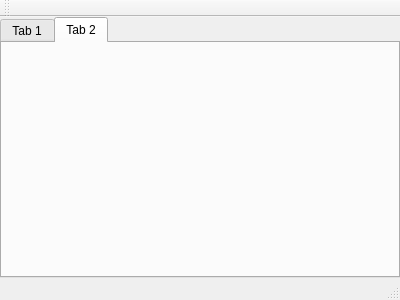
Before: the Qt Designer form mainwindow.ui in siborion/siborion_american_scan, drawn with Qt 5.
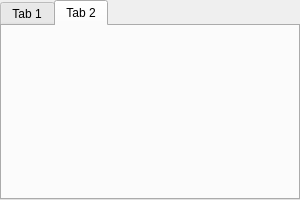
After: the same form once the commit is applied.

The edit to the form file:
```diff
--- a/mainwindow.ui
+++ b/mainwindow.ui
@@ -6,8 +6,8 @@
    <rect>
     <x>0</x>
     <y>0</y>
-    <width>400</width>
-    <height>300</height>
+    <width>300</width>
+    <height>200</height>
    </rect>
   </property>
   <property name="windowTitle">
@@ -50,25 +50,6 @@
     </item>
    </layout>
   </widget>
-  <widget class="QMenuBar" name="menuBar">
-   <property name="geometry">
-    <rect>
-     <x>0</x>
-     <y>0</y>
-     <width>400</width>
-     <height>18</height>
-    </rect>
-   </property>
-  </widget>
-  <widget class="QToolBar" name="mainToolBar">
-   <attribute name="toolBarArea">
-    <enum>TopToolBarArea</enum>
-   </attribute>
-   <attribute name="toolBarBreak">
-    <bool>false</bool>
-   </attribute>
-  </widget>
-  <widget class="QStatusBar" name="statusBar"/>
  </widget>
  <layoutdefault spacing="6" margin="11"/>
  <resources/>
```
